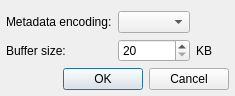
This is src/plugins/Transports/http/settingsdialog.ui in ksv1986/qmmp-staging as Qt 5 draws it before an edit. The edited form follows.
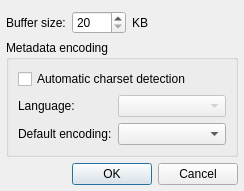
This is the edited form.

Commit message: http plugin: added automatic charset detection

Patch:
```diff
--- a/src/plugins/Transports/http/settingsdialog.ui
+++ b/src/plugins/Transports/http/settingsdialog.ui
@@ -6,14 +6,14 @@
    <rect>
     <x>0</x>
     <y>0</y>
-    <width>235</width>
-    <height>91</height>
+    <width>218</width>
+    <height>179</height>
    </rect>
   </property>
   <property name="windowTitle">
    <string>HTTP Plugin Settings</string>
   </property>
-  <layout class="QGridLayout" name="gridLayout">
+  <layout class="QGridLayout" name="gridLayout_2">
    <property name="leftMargin">
     <number>6</number>
    </property>
@@ -23,33 +23,7 @@
    <property name="bottomMargin">
     <number>6</number>
    </property>
-   <item row="0" column="0" colspan="2">
-    <widget class="QLabel" name="label_15_4">
-     <property name="sizePolicy">
-      <sizepolicy hsizetype="Preferred" vsizetype="Preferred">
-       <horstretch>0</horstretch>
-       <verstretch>0</verstretch>
-      </sizepolicy>
-     </property>
-     <property name="text">
-      <string>Metadata encoding:</string>
-     </property>
-     <property name="alignment">
-      <set>Qt::AlignLeading|Qt::AlignLeft|Qt::AlignVCenter</set>
-     </property>
-    </widget>
-   </item>
-   <item row="0" column="2">
-    <widget class="QComboBox" name="icyEncodingComboBox">
-     <property name="sizePolicy">
-      <sizepolicy hsizetype="Preferred" vsizetype="Fixed">
-       <horstretch>0</horstretch>
-       <verstretch>0</verstretch>
-      </sizepolicy>
-     </property>
-    </widget>
-   </item>
-   <item row="1" column="0" colspan="2">
+   <item row="0" column="0">
     <widget class="QLabel" name="label_17_2_2">
      <property name="text">
       <string>Buffer size:</string>
@@ -59,7 +33,7 @@
      </property>
     </widget>
    </item>
-   <item row="1" column="2">
+   <item row="0" column="1">
     <widget class="QSpinBox" name="bufferSizeSpinBox">
      <property name="sizePolicy">
       <sizepolicy hsizetype="Preferred" vsizetype="Fixed">
@@ -78,7 +52,7 @@
      </property>
     </widget>
    </item>
-   <item row="1" column="3">
+   <item row="0" column="2">
     <widget class="QLabel" name="label">
      <property name="sizePolicy">
       <sizepolicy hsizetype="Expanding" vsizetype="Preferred">
@@ -91,13 +65,72 @@
      </property>
     </widget>
    </item>
-   <item row="2" column="0" colspan="4">
+   <item row="2" column="1" colspan="2">
     <widget class="QDialogButtonBox" name="buttonBox">
      <property name="standardButtons">
       <set>QDialogButtonBox::Cancel|QDialogButtonBox::Ok</set>
      </property>
     </widget>
    </item>
+   <item row="1" column="0" colspan="3">
+    <widget class="QGroupBox" name="groupBox">
+     <property name="title">
+      <string>Metadata encoding</string>
+     </property>
+     <layout class="QGridLayout" name="gridLayout">
+      <item row="1" column="0" colspan="3">
+       <widget class="QCheckBox" name="autoCharsetCheckBox">
+        <property name="text">
+         <string>Automatic charset detection</string>
+        </property>
+       </widget>
+      </item>
+      <item row="2" column="0">
+       <widget class="QLabel" name="label_2">
+        <property name="enabled">
+         <bool>true</bool>
+        </property>
+        <property name="text">
+         <string>Language:</string>
+        </property>
+       </widget>
+      </item>
+      <item row="2" column="1" colspan="2">
+       <widget class="QComboBox" name="encaAnalyserComboBox">
+        <property name="enabled">
+         <bool>false</bool>
+        </property>
+       </widget>
+      </item>
+      <item row="3" column="0">
+       <widget class="QLabel" name="label_15_4">
+        <property name="sizePolicy">
+         <sizepolicy hsizetype="Preferred" vsizetype="Preferred">
+          <horstretch>0</horstretch>
+          <verstretch>0</verstretch>
+         </sizepolicy>
+        </property>
+        <property name="text">
+         <string>Default encoding:</string>
+        </property>
+        <property name="alignment">
+         <set>Qt::AlignLeading|Qt::AlignLeft|Qt::AlignVCenter</set>
+        </property>
+       </widget>
+      </item>
+      <item row="3" column="1" colspan="2">
+       <widget class="QComboBox" name="icyEncodingComboBox">
+        <property name="sizePolicy">
+         <sizepolicy hsizetype="Preferred" vsizetype="Fixed">
+          <horstretch>0</horstretch>
+          <verstretch>0</verstretch>
+         </sizepolicy>
+        </property>
+       </widget>
+      </item>
+     </layout>
+    </widget>
+   </item>
   </layout>
  </widget>
  <resources/>
```
Left out of the diff: 29 changed lines with no effect on the pictures. The commit also changes 15 other files.
